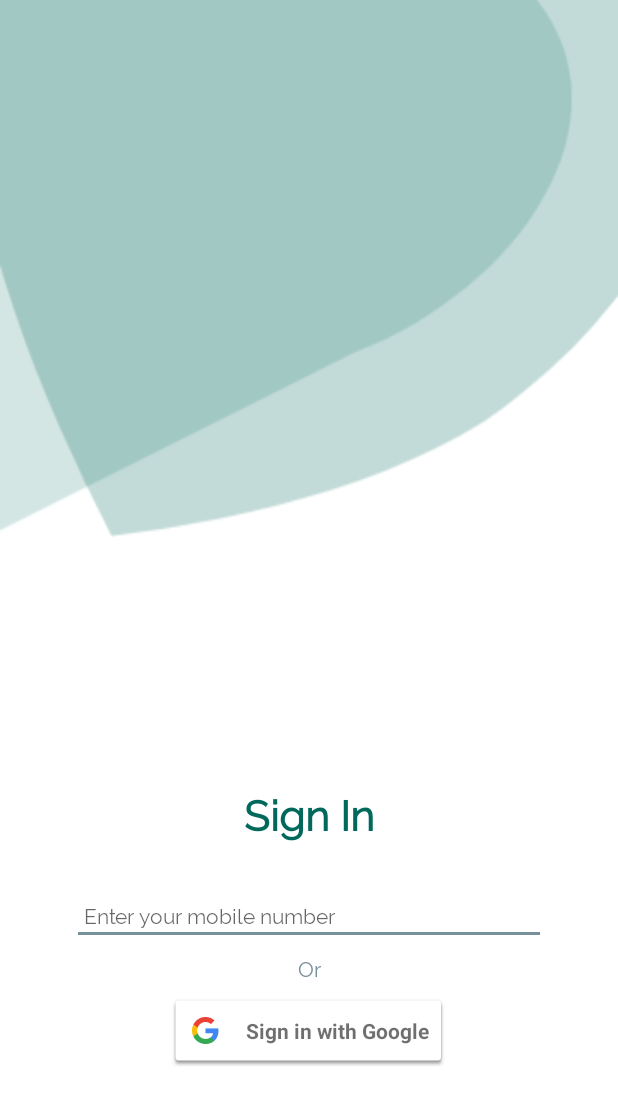
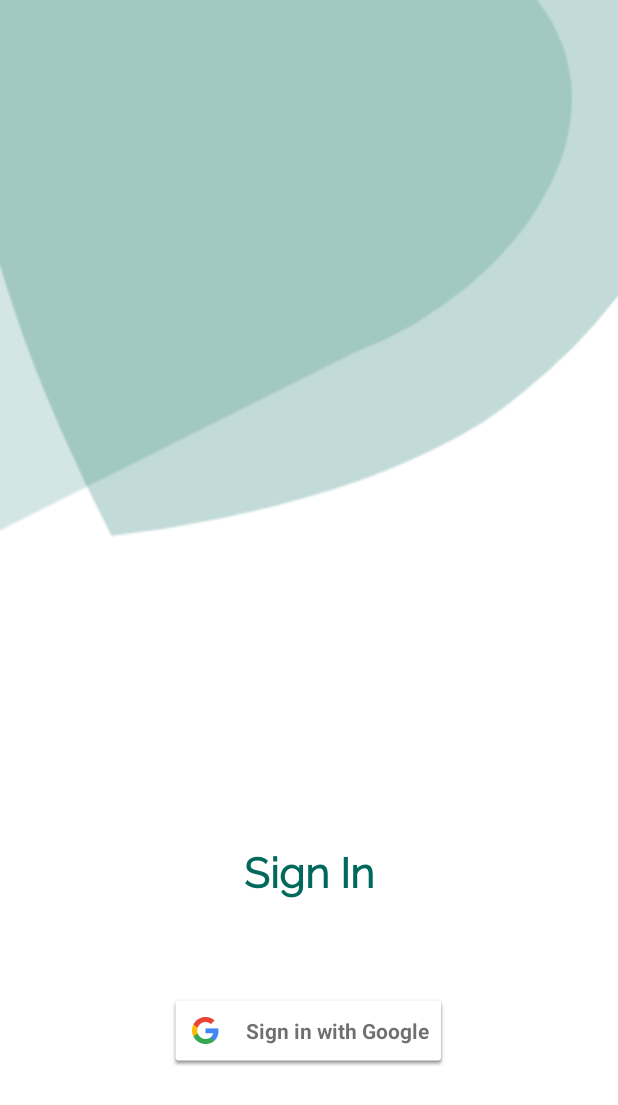
Before and after one commit to Tanya16107/Sahayak, an Android app: the SignInActivity screen opened directly, with no data from a screen before it, on a phone screen of 412 x 824 dp. Shown: the top 1105 px of the screen. Run offline under Robolectric (Android 15) with nearby library versions, the phone set to English and light mode, and no system bars; our stand-ins replace Firebase (no records; nobody signed in at launch, a user with empty details on screens opened directly); 1 statement that could not run was skipped.

Commit message:
Some minor changes

```diff
--- a/app/src/main/AndroidManifest.xml
+++ b/app/src/main/AndroidManifest.xml
@@ -1,9 +1,12 @@
 <?xml version="1.0" encoding="utf-8"?>
 <manifest xmlns:android="http://schemas.android.com/apk/res/android"
+    xmlns:tools="http://schemas.android.com/tools"
     package="com.mobilecomputing.sahayak">
 
     <application
-        android:allowBackup="true"
+        tools:replace="android:allowBackup"
+        android:allowBackup="false"
+        android:fullBackupContent="false"
         android:icon="@mipmap/ic_launcher"
         android:label="@string/app_name"
         android:roundIcon="@mipmap/ic_launcher_round"
--- a/app/src/main/java/com/mobilecomputing/sahayak/Activities/MainActivity.java
+++ b/app/src/main/java/com/mobilecomputing/sahayak/Activities/MainActivity.java
@@ -7,12 +7,15 @@ import android.view.WindowManager;
 
 import androidx.appcompat.app.AppCompatActivity;
 
+import com.google.firebase.auth.FirebaseAuth;
+import com.google.firebase.auth.FirebaseUser;
 import com.mobilecomputing.sahayak.R;
 
 
 public class MainActivity extends AppCompatActivity {
 
     private static int TIME_OUT = 3000;
+    private FirebaseUser mUser;
 
     @Override
     protected void onCreate(Bundle savedInstanceState) {
@@ -26,7 +29,15 @@ public class MainActivity extends AppCompatActivity {
         new Handler().postDelayed(new Runnable() {
             @Override
             public void run() {
-                Intent i = new Intent(MainActivity.this, OnboardingActivity.class);
+                mUser = FirebaseAuth.getInstance().getCurrentUser();
+
+                Intent i;
+                if(mUser != null){
+                    i = new Intent(MainActivity.this, UserDashboard.class);
+                }
+                else{
+                    i = new Intent(MainActivity.this, OnboardingActivity.class);
+                }
                 startActivity(i);
                 overridePendingTransition(android.R.anim.fade_in, android.R.anim.fade_out);
                 finish();
--- a/app/src/main/res/layout/activity_sign_in.xml
+++ b/app/src/main/res/layout/activity_sign_in.xml
@@ -17,7 +17,7 @@
         <TextView
             android:layout_width="match_parent"
             android:layout_height="match_parent"
-            android:layout_marginTop="64dp"
+            android:layout_marginTop="48dp"
             android:fontFamily="@font/ralewayregular"
             android:layout_marginBottom="16dp"
             android:text="@string/signin_heading"
@@ -26,35 +26,35 @@
             android:textSize="28dp"
             android:textStyle="bold" />
 
-        <EditText
-            android:id="@+id/editText_mobileNo"
-            android:layout_width="match_parent"
-            android:layout_height="match_parent"
-            android:ems="14"
-            android:layout_marginLeft="48dp"
-            android:layout_marginRight="48dp"
-            android:backgroundTint="@color/lightGrey"
-            android:fontFamily="@font/ralewayregular"
-            android:inputType="phone"
-            android:layout_marginTop="16dp"
-            android:layout_marginBottom="8dp"
-            android:hint="@string/signin_prompt"
-            android:textColor="@color/lightGrey"
-            android:textSize="14dp"
-            android:paddingLeft="8dp"
-            android:paddingRight="8dp"
-            android:textCursorDrawable="@null"
-            />
+<!--        <EditText-->
+<!--            android:id="@+id/editText_mobileNo"-->
+<!--            android:layout_width="match_parent"-->
+<!--            android:layout_height="match_parent"-->
+<!--            android:ems="14"-->
+<!--            android:layout_marginLeft="48dp"-->
+<!--            android:layout_marginRight="48dp"-->
+<!--            android:backgroundTint="@color/lightGrey"-->
+<!--            android:fontFamily="@font/ralewayregular"-->
+<!--            android:inputType="phone"-->
+<!--            android:layout_marginTop="16dp"-->
+<!--            android:layout_marginBottom="8dp"-->
+<!--            android:hint="@string/signin_prompt"-->
+<!--            android:textColor="@color/lightGrey"-->
+<!--            android:textSize="14dp"-->
+<!--            android:paddingLeft="8dp"-->
+<!--            android:paddingRight="8dp"-->
+<!--            android:textCursorDrawable="@null"-->
+<!--            />-->
 
-        <TextView
-            android:layout_width="match_parent"
-            android:layout_height="match_parent"
-            android:fontFamily="@font/ralewayregular"
-            android:textSize="14dp"
-            android:textColor="@color/lightGrey"
-            android:layout_marginBottom="8dp"
-            android:text="@string/or"
-            android:textAlignment="center" />
+<!--        <TextView-->
+<!--            android:layout_width="match_parent"-->
+<!--            android:layout_height="match_parent"-->
+<!--            android:fontFamily="@font/ralewayregular"-->
+<!--            android:textSize="14dp"-->
+<!--            android:textColor="@color/lightGrey"-->
+<!--            android:layout_marginBottom="8dp"-->
+<!--            android:text="@string/or"-->
+<!--            android:textAlignment="center" />-->
 
         <!--<TextView-->
             <!--android:id="@+id/textView_googleIn"-->
@@ -71,6 +71,7 @@
             android:id="@+id/sign_in_button"
             android:layout_gravity="center"
             app:buttonSize="wide"
+            android:layout_marginTop="48dp"
             android:layout_width="wrap_content"
             android:layout_height="wrap_content" />
 
```
Also changed, not shown: app/src/main/res/layout/proposal_layout.xml (+0 -24 lines).
